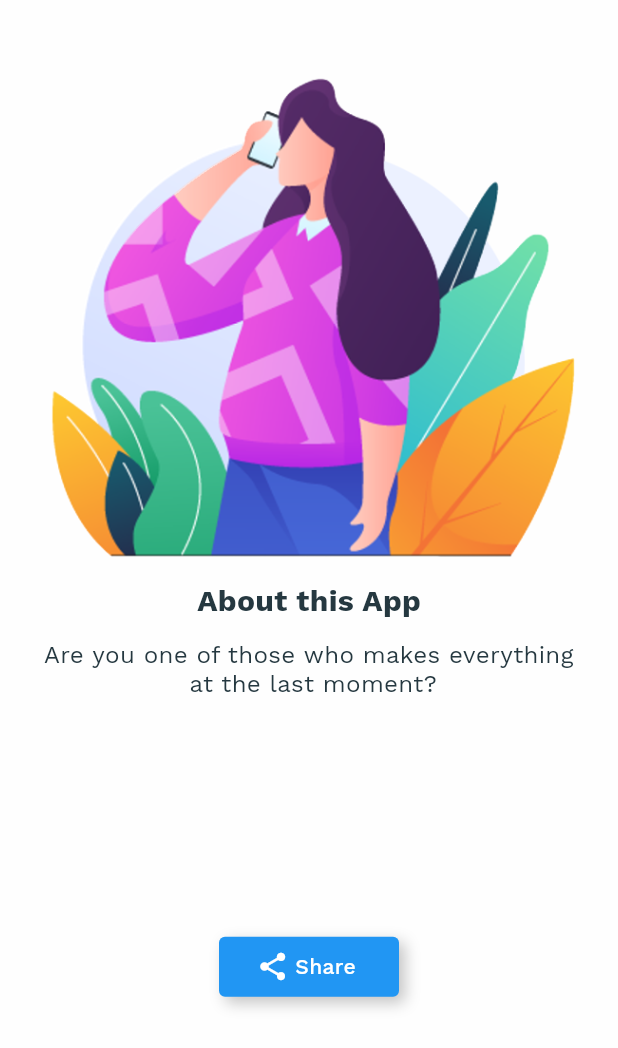
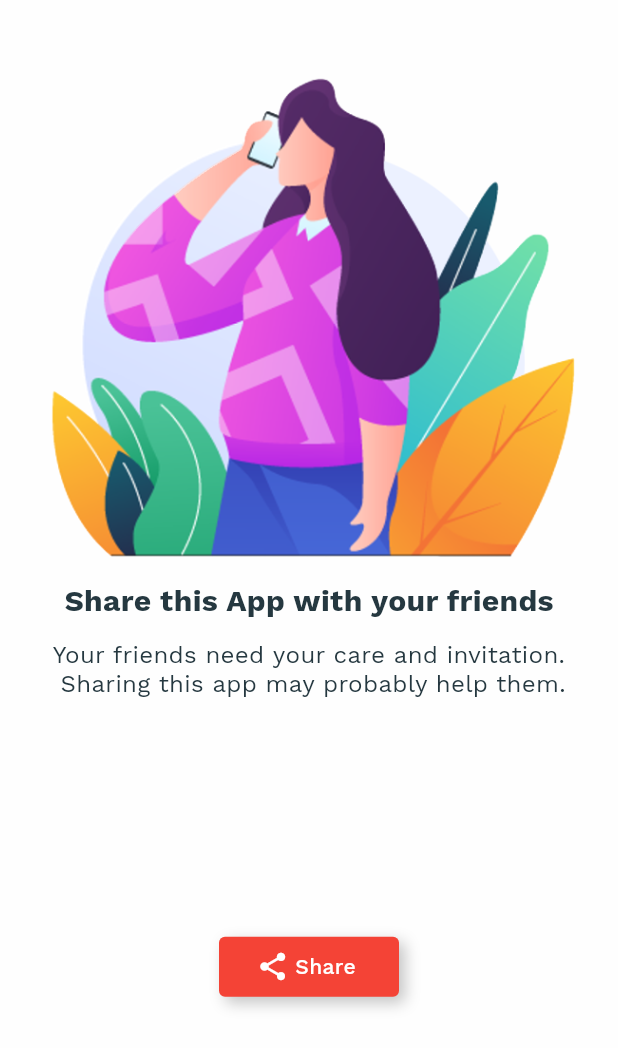
Before and after one commit to sadilak85/unWrapp, a Flutter app: the ShareScreen screen opened directly, on a phone screen of 412 x 824 dp. Shown: the top 1048 px of the screen. Run offline on Flutter 3.47's test engine with Material 2 defaults, Android fonts, the phone set to English and light mode, and no system bars; our stand-ins replace firebase_auth, firebase_core, modal_progress_hud, shared_preferences; accounts and stored records are empty.

Commit message:
main color theme

```diff
--- a/lib/main.dart
+++ b/lib/main.dart
@@ -83,7 +83,7 @@ class MyApp extends StatelessWidget {
             // ee9595
             // ffcda3
             // 74c7b8
-            primarySwatch: Colors.blue,
+            primarySwatch: Colors.red,
             backgroundColor: Colors.white,
             primaryColor: Color.fromRGBO(244, 67, 54, 1),
             primaryColorLight: Color.fromRGBO(255, 205, 210, 1),
--- a/lib/screens/drawer_about_screen.dart
+++ b/lib/screens/drawer_about_screen.dart
@@ -57,7 +57,7 @@ class _AboutScreenState extends State<AboutScreen> {
                       width: 120,
                       height: 40,
                       decoration: BoxDecoration(
-                        color: Colors.blue,
+                        color: Theme.of(context).primaryColor,
                         borderRadius:
                             const BorderRadius.all(Radius.circular(4.0)),
                         boxShadow: <BoxShadow>[
--- a/lib/screens/drawer_help_screen.dart
+++ b/lib/screens/drawer_help_screen.dart
@@ -57,7 +57,7 @@ class _HelpScreenState extends State<HelpScreen> {
                       width: 140,
                       height: 40,
                       decoration: BoxDecoration(
-                        color: Colors.blue,
+                        color: Theme.of(context).primaryColor,
                         borderRadius:
                             const BorderRadius.all(Radius.circular(4.0)),
                         boxShadow: <BoxShadow>[
--- a/lib/screens/drawer_share_screen.dart
+++ b/lib/screens/drawer_share_screen.dart
@@ -32,7 +32,7 @@ class _ShareScreenState extends State<ShareScreen> {
               Container(
                 padding: const EdgeInsets.only(top: 8),
                 child: Text(
-                  'About this App',
+                  'Share this App with your friends',
                   style: TextStyle(
                     fontSize: 20,
                     fontWeight: FontWeight.bold,
@@ -42,7 +42,7 @@ class _ShareScreenState extends State<ShareScreen> {
               Container(
                 padding: const EdgeInsets.only(top: 16),
                 child: const Text(
-                  'Are you one of those who makes everything\n at the last moment?',
+                  "Your friends need your care and invitation.\n Sharing this app may probably help them.",
                   textAlign: TextAlign.center,
                   style: TextStyle(
                     fontSize: 16,
@@ -57,7 +57,7 @@ class _ShareScreenState extends State<ShareScreen> {
                       width: 120,
                       height: 40,
                       decoration: BoxDecoration(
-                        color: Colors.blue,
+                        color: Theme.of(context).primaryColor,
                         borderRadius:
                             const BorderRadius.all(Radius.circular(4.0)),
                         boxShadow: <BoxShadow>[
```
Also changed, not shown: lib/custom_drawer/home_drawer.dart (+6 -4 lines).
